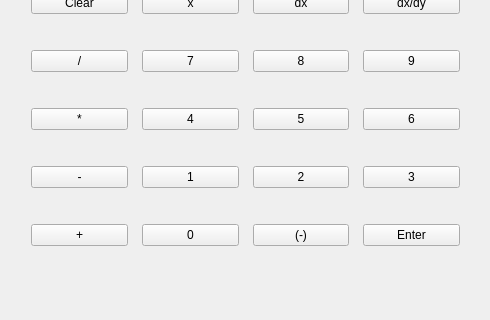
Qt form mainwindow.ui (damianturner/QTCalculator) before a commit; both pictures show x 0 to 490 and y 235 to 555 of the 490 by 555 pixel window.
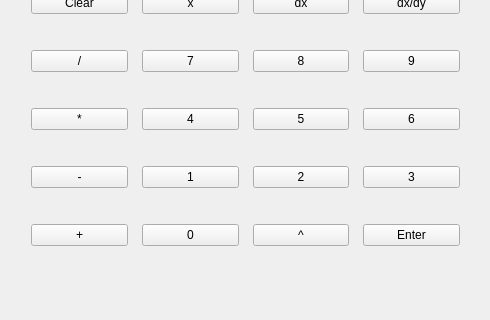
The same form after that commit.

Patch:
```diff
--- a/mainwindow.ui
+++ b/mainwindow.ui
@@ -229,7 +229,7 @@
      <item row="4" column="2">
       <widget class="QPushButton" name="negativeButton">
        <property name="text">
-        <string>(-)</string>
+        <string>^</string>
        </property>
       </widget>
      </item>
```
Left out of the diff: 4 changed lines with no effect on the pictures.
